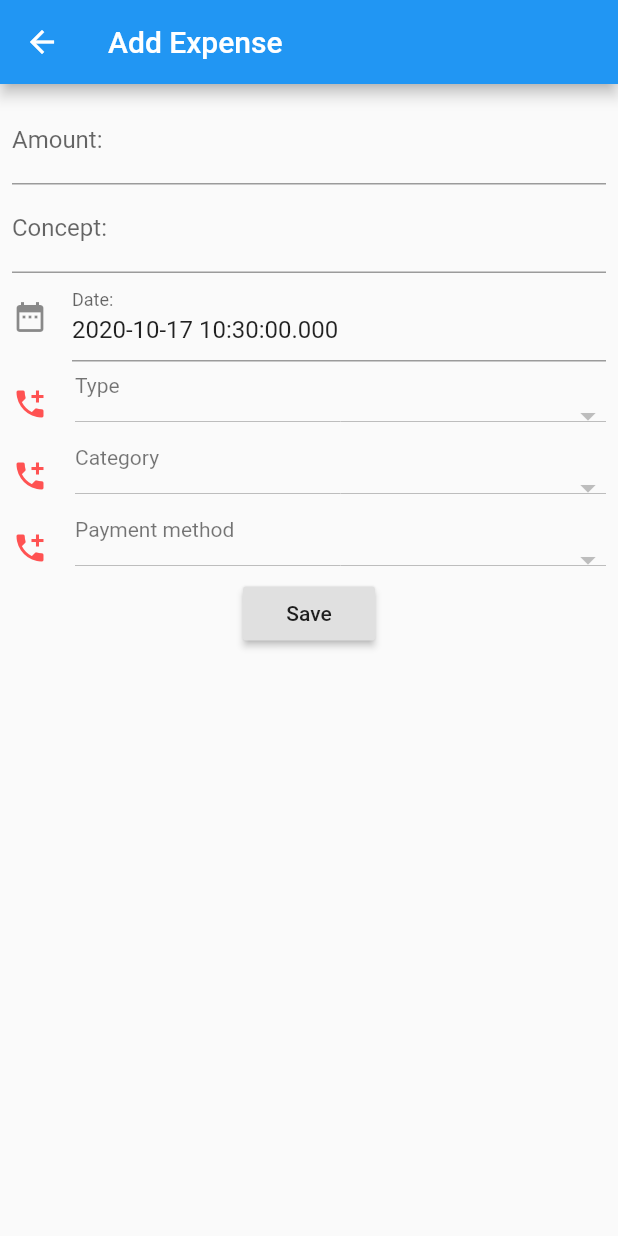
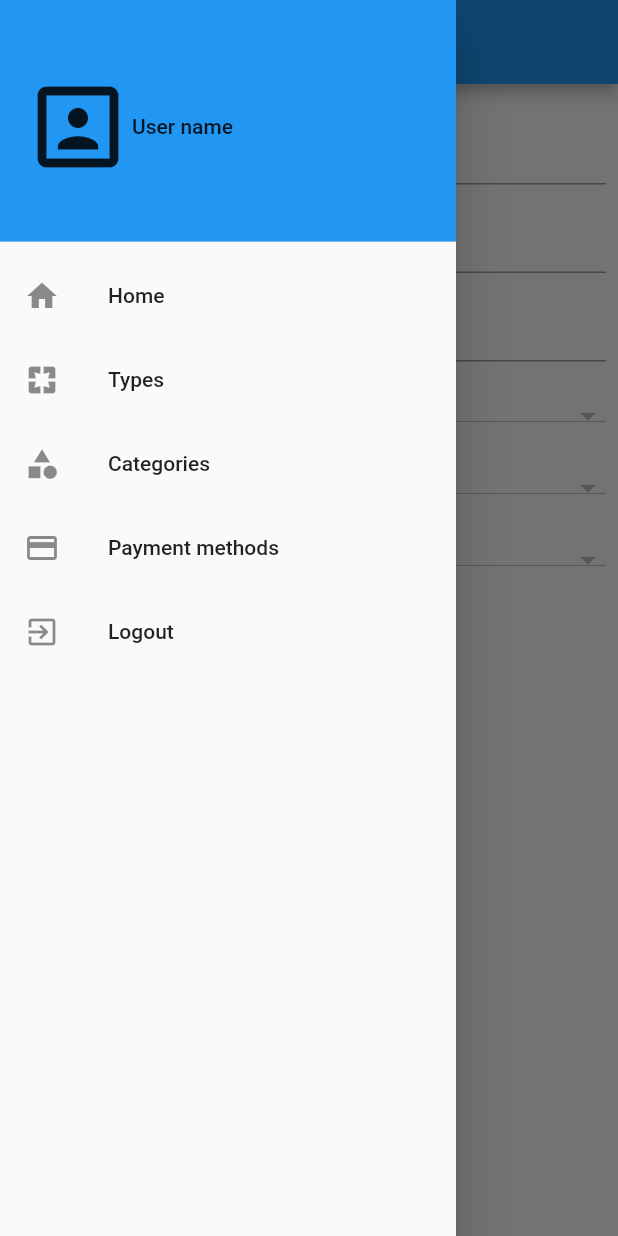
Before and after one commit to serg3vr/nomoni-app, a Flutter app: the AddExpense screen opened by its route, with the side drawer open (before the commit the screen has no drawer), on a phone screen of 412 x 824 dp. Run offline on Flutter 3.47's test engine with Material 2 defaults, Android fonts, the phone set to English and light mode, and no system bars; our stand-ins replace flutter_slidable, shared_preferences; accounts and stored records are empty; network calls fail.

Commit message:
Agregar drawer con cerrar sesión

```diff
--- a/lib/pages/add_expense.dart
+++ b/lib/pages/add_expense.dart
@@ -3,6 +3,7 @@ import 'package:flutter/services.dart';
 import 'package:nomoni_app/comm/option.dart';
 import 'dart:convert';
 import 'package:nomoni_app/utils/api.dart' as api;
+import 'package:nomoni_app/widgets/MyDrawer.dart';
 import 'package:nomoni_app/widgets/OwnDropdown.dart';
 
 class AddExpense extends StatefulWidget {
@@ -89,6 +90,7 @@ class _AddExpenseState extends State<AddExpense> {
       appBar: AppBar(
         title: Text(widget.title),
       ),
+      drawer: MyDrawer(),
       body: Container(
         child: Padding(
           padding: const EdgeInsets.all(8.0),
--- a/lib/pages/edit_expense.dart
+++ b/lib/pages/edit_expense.dart
@@ -1,6 +1,7 @@
 
 import 'package:flutter/material.dart';
 import 'package:nomoni_app/comm/option.dart';
+import 'package:nomoni_app/widgets/MyDrawer.dart';
 import 'package:nomoni_app/widgets/OwnDropdown.dart';
 import '../models/expenses_model.dart';
 import 'dart:convert';
@@ -125,6 +126,7 @@ class _EditExpenseState extends State<EditExpense> {
       appBar: AppBar(
         title: Text(widget.title),
       ),
+      drawer: MyDrawer(),
       body: Container(
         child: Padding(
           padding: const EdgeInsets.all(8.0),
--- a/lib/pages/expenses.dart
+++ b/lib/pages/expenses.dart
@@ -1,12 +1,12 @@
 
 import 'package:flutter/cupertino.dart';
 import 'package:flutter/material.dart';
-import 'package:nomoni_app/models/expenses_model.dart';
 import 'package:nomoni_app/pages/edit_expense.dart';
 import 'package:nomoni_app/utils/user_prefs.dart';
 import 'dart:convert';
 import 'package:flutter_slidable/flutter_slidable.dart';
 import 'package:nomoni_app/utils/api.dart' as api;
+import 'package:nomoni_app/widgets/MyDrawer.dart';
 
 class Expenses extends StatefulWidget {
   final String title;
@@ -56,6 +56,7 @@ class _ExpensesState extends State<Expenses> {
       appBar: AppBar(
         title: Text(widget.title),
       ),
+      drawer: MyDrawer(),
       body: Container(
 				child: Column(
 					children: <Widget>[
--- /dev/null
+++ b/lib/widgets/MyDrawer.dart
@@ -0,0 +1,79 @@
+import 'package:flutter/material.dart';
+import 'package:shared_preferences/shared_preferences.dart';
+
+class MyDrawer extends StatefulWidget {
+
+  @override
+  _MyDrawerState createState() => _MyDrawerState();
+}
+
+class _MyDrawerState extends State<MyDrawer> {
+  Future<void> _logout () async {
+    SharedPreferences prefs = await SharedPreferences.getInstance();
+    prefs.setString('jwt', null);
+    Navigator.pushReplacementNamed(context, '/login');
+  }
+
+  @override
+  Widget build(BuildContext context) {
+    return Drawer(
+      child: ListView(
+        padding: EdgeInsets.zero,
+        children: <Widget>[
+        DrawerHeader(
+          child: Row(
+            children: <Widget>[
+              Icon(Icons.portrait, size: 72.0),
+              Text('User name')
+            ],
+          ),
+          decoration: BoxDecoration(
+            color: Colors.blue,
+          ),
+        ),
+        ListTile(
+          leading: Icon(Icons.home),
+          title: Text('Home'),
+          onTap: () {
+            // Update the state of the app.
+            // ...
+          },
+        ),
+        ListTile(
+          leading: Icon(Icons.pages),
+          title: Text('Types'),
+          onTap: () {
+            // Update the state of the app.
+            // ...
+          },
+        ),
+        ListTile(
+          leading: Icon(Icons.category),
+          title: Text('Categories'),
+          onTap: () {
+            // Update the state of the app.
+            // ...
+          },
+        ),
+        ListTile(
+          leading: Icon(Icons.payment),
+          title: Text('Payment methods'),
+          onTap: () {
+            // Update the state of the app.
+            // ...
+          },
+        ),
+        ListTile(
+          leading: Icon(Icons.exit_to_app),
+          title: Text('Logout'),
+          onTap: () {
+            // Update the state of the app.
+            // ...
+            _logout();
+          },
+        ),
+      ],
+      ),
+    );
+  }
+}
```
